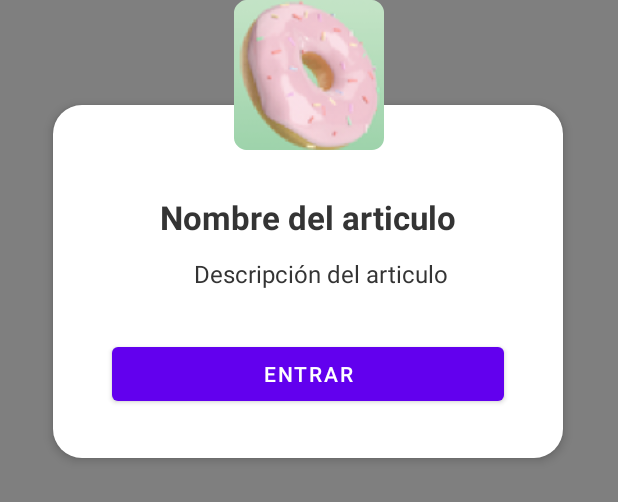
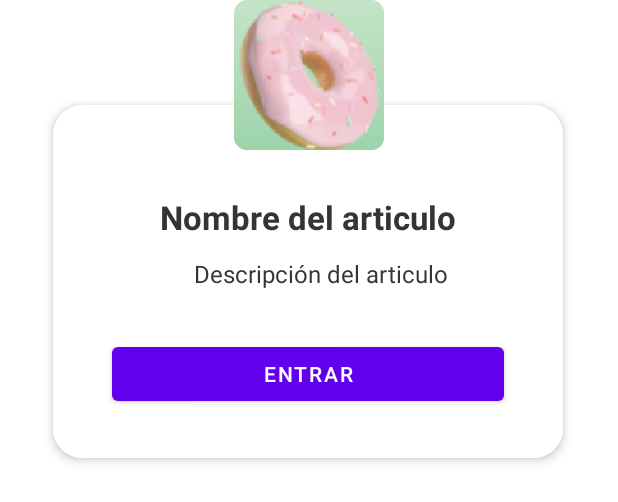
Before and after one commit to schinay29/AndroidAppFinal, an Android app: the layout activity_pop_up.xml on its own in the app's theme, with its tools: preview values and no code run, on a phone screen of 412 x 824 dp. Shown: the top 502 px of the screen. Run offline under Robolectric (Android 15) with nearby library versions, the phone set to English and light mode, and no system bars.

Commit message:
add background transparent in pop_up

```diff
--- a/app/src/main/java/xyz/hannah/hannahapp/Pop_up.java
+++ b/app/src/main/java/xyz/hannah/hannahapp/Pop_up.java
@@ -20,7 +20,5 @@ public class Pop_up extends AppCompatActivity {
 
         getWindow().setLayout((int)(ancho * 0.85), (int) (alto * 0.5));
 
-        // hola
-        //hola 2
     }
 }
--- a/app/src/main/res/layout/activity_pop_up.xml
+++ b/app/src/main/res/layout/activity_pop_up.xml
@@ -4,7 +4,7 @@
     xmlns:tools="http://schemas.android.com/tools"
     android:layout_width="match_parent"
     android:layout_height="match_parent"
-    android:background="@android:drawable/screen_background_dark_transparent"
+    android:background="@android:color/transparent"
     tools:context=".Pop_up">
 
     <ImageView
--- a/app/src/main/res/values/themes.xml
+++ b/app/src/main/res/values/themes.xml
@@ -19,5 +19,6 @@
         <item name="android:windowIsFloating">true</item>
         <item name="android:windowIsTranslucent">true</item>
         <item name="android:windowCloseOnTouchOutside">true</item>
+        <item name="android:windowBackground">@android:color/transparent</item>
     </style>
 </resources>
```
